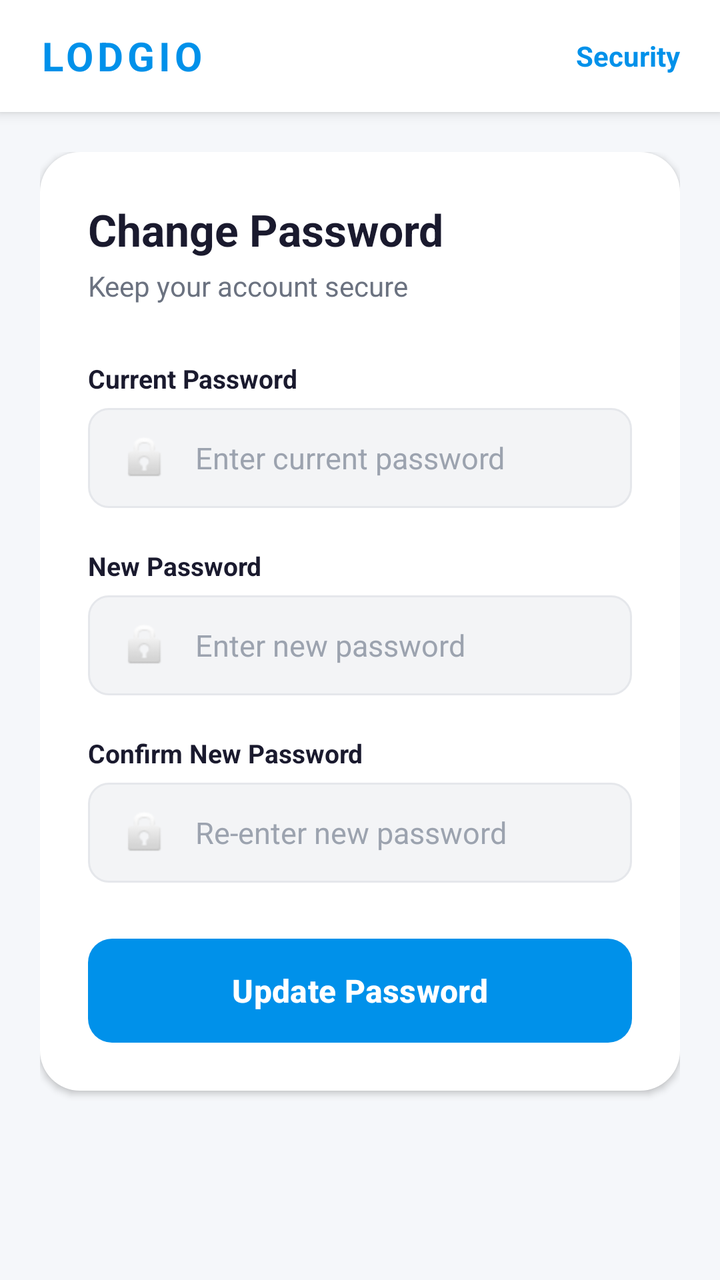
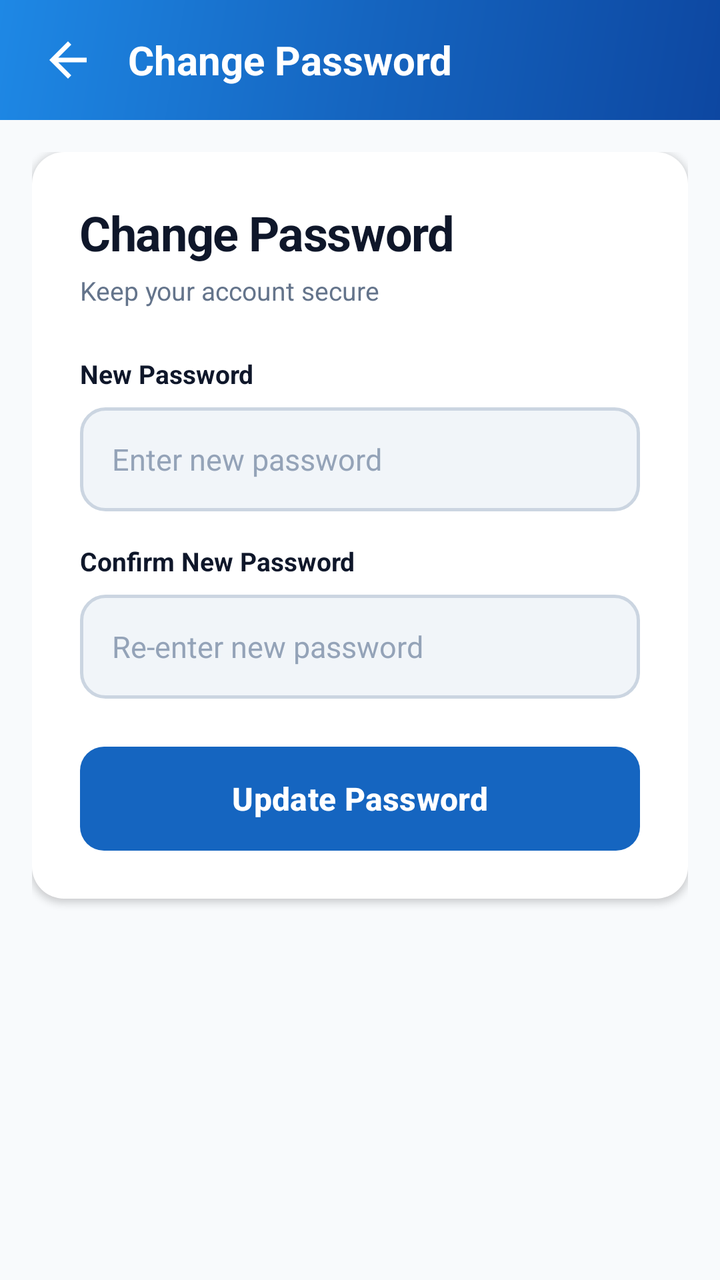

Compare the two renders of this Android layout. The source of the first and the diff that turns it into the second are given below.
<!-- AndroidManifest.xml: application theme Theme.TestApplication -->
<!-- res/layout/activity_change_password.xml -->
<?xml version="1.0" encoding="utf-8"?>
<ScrollView xmlns:android="http://schemas.android.com/apk/res/android"
    android:layout_width="match_parent"
    android:layout_height="match_parent"
    android:fillViewport="true"
    android:background="@color/lodgio_bg">

    <LinearLayout
        android:layout_width="match_parent"
        android:layout_height="wrap_content"
        android:orientation="vertical">

        
        <LinearLayout
            android:layout_width="match_parent"
            android:layout_height="56dp"
            android:orientation="horizontal"
            android:gravity="center_vertical"
            android:paddingStart="20dp"
            android:paddingEnd="20dp"
            android:background="@color/white"
            android:elevation="4dp">

            <TextView
                android:layout_width="0dp"
                android:layout_weight="1"
                android:layout_height="wrap_content"
                android:text="LODGIO"
                android:textColor="@color/lodgio_primary"
                android:textSize="20sp"
                android:textStyle="bold"
                android:letterSpacing="0.1" />

            <TextView
                android:layout_width="wrap_content"
                android:layout_height="wrap_content"
                android:text="Security"
                android:textColor="@color/lodgio_primary"
                android:textSize="14sp"
                android:textStyle="bold" />
        </LinearLayout>

        <LinearLayout
            android:layout_width="match_parent"
            android:layout_height="wrap_content"
            android:orientation="vertical"
            android:padding="20dp">

            
            <LinearLayout
                android:layout_width="match_parent"
                android:layout_height="wrap_content"
                android:background="@drawable/card_background"
                android:orientation="vertical"
                android:padding="24dp"
                android:elevation="2dp"
                android:layout_marginBottom="16dp">

                <TextView
                    android:layout_width="wrap_content"
                    android:layout_height="wrap_content"
                    android:text="Change Password"
                    android:textColor="@color/lodgio_text_primary"
                    android:textSize="22sp"
                    android:textStyle="bold"
                    android:layout_marginBottom="4dp" />

                <TextView
                    android:layout_width="wrap_content"
                    android:layout_height="wrap_content"
                    android:text="Keep your account secure"
                    android:textColor="@color/lodgio_text_secondary"
                    android:textSize="14sp"
                    android:layout_marginBottom="28dp" />

                
                <TextView
                    android:layout_width="wrap_content"
                    android:layout_height="wrap_content"
                    android:text="Current Password"
                    android:textColor="@color/lodgio_text_primary"
                    android:textSize="13sp"
                    android:textStyle="bold"
                    android:layout_marginBottom="6dp" />

                <EditText
                    android:id="@+id/etCurrentPwd"
                    android:layout_width="match_parent"
                    android:layout_height="50dp"
                    android:background="@drawable/input_background"
                    android:hint="Enter current password"
                    android:textColorHint="@color/lodgio_text_hint"
                    android:textColor="@color/lodgio_text_primary"
                    android:textSize="15sp"
                    android:inputType="textPassword"
                    android:drawableStart="@android:drawable/ic_lock_idle_lock"
                    android:drawablePadding="12dp"
                    android:layout_marginBottom="20dp" />

                
                <TextView
                    android:layout_width="wrap_content"
                    android:layout_height="wrap_content"
                    android:text="New Password"
                    android:textColor="@color/lodgio_text_primary"
                    android:textSize="13sp"
                    android:textStyle="bold"
                    android:layout_marginBottom="6dp" />

                <EditText
                    android:id="@+id/etNewPwd"
                    android:layout_width="match_parent"
                    android:layout_height="50dp"
                    android:background="@drawable/input_background"
                    android:hint="Enter new password"
                    android:textColorHint="@color/lodgio_text_hint"
                    android:textColor="@color/lodgio_text_primary"
                    android:textSize="15sp"
                    android:inputType="textPassword"
                    android:drawableStart="@android:drawable/ic_lock_idle_lock"
                    android:drawablePadding="12dp"
                    android:layout_marginBottom="20dp" />

                
                <TextView
                    android:layout_width="wrap_content"
                    android:layout_height="wrap_content"
                    android:text="Confirm New Password"
                    android:textColor="@color/lodgio_text_primary"
                    android:textSize="13sp"
                    android:textStyle="bold"
                    android:layout_marginBottom="6dp" />

                <EditText
                    android:id="@+id/etNewPwdConfirm"
                    android:layout_width="match_parent"
                    android:layout_height="50dp"
                    android:background="@drawable/input_background"
                    android:hint="Re-enter new password"
                    android:textColorHint="@color/lodgio_text_hint"
                    android:textColor="@color/lodgio_text_primary"
                    android:textSize="15sp"
                    android:inputType="textPassword"
                    android:drawableStart="@android:drawable/ic_lock_idle_lock"
                    android:drawablePadding="12dp"
                    android:layout_marginBottom="28dp" />

                <Button
                    android:id="@+id/btnChangePassword"
                    android:layout_width="match_parent"
                    android:layout_height="52dp"
                    android:background="@drawable/btn_primary_bg"
                    android:text="Update Password"
                    android:textColor="@color/white"
                    android:textSize="16sp"
                    android:textAllCaps="false"
                    android:textStyle="bold" />

                <ProgressBar
                    android:id="@+id/progressBar"
                    android:layout_width="wrap_content"
                    android:layout_height="wrap_content"
                    android:layout_gravity="center"
                    android:visibility="gone"
                    android:layout_marginTop="16dp" />

            </LinearLayout>
        </LinearLayout>
    </LinearLayout>
</ScrollView>
<!-- resources referenced by this layout -->
<resources>
  <color name="lodgio_bg">#F5F7FA</color>
  <color name="lodgio_primary">#0091EA</color>
  <color name="lodgio_text_hint">#9CA3AF</color>
  <color name="lodgio_text_primary">#1A1A2E</color>
  <color name="lodgio_text_secondary">#6B7280</color>
  <color name="white">#FFFFFFFF</color>
  <!-- drawable btn_primary_bg (drawable) -->
  <?xml version="1.0" encoding="utf-8"?>
  <shape xmlns:android="http://schemas.android.com/apk/res/android"
      android:shape="rectangle">
      <gradient
          android:startColor="#0091EA"
          android:endColor="#00B0FF"
          android:angle="135" />
      <corners android:radius="12dp" />
  </shape>
  <!-- drawable card_background (drawable) -->
  <?xml version="1.0" encoding="utf-8"?>
  <shape xmlns:android="http://schemas.android.com/apk/res/android"
      android:shape="rectangle">
      <solid android:color="@color/white" />
      <corners android:radius="20dp" />
      <stroke android:width="0dp" android:color="@android:color/transparent" />
  </shape>
  <!-- drawable input_background (drawable) -->
  <?xml version="1.0" encoding="utf-8"?>
  <shape xmlns:android="http://schemas.android.com/apk/res/android"
      android:shape="rectangle">
      <solid android:color="@color/lodgio_input_bg" />
      <corners android:radius="10dp" />
      <stroke android:width="1dp" android:color="@color/lodgio_input_stroke" />
      <padding android:left="16dp" android:top="14dp" android:right="16dp" android:bottom="14dp" />
  </shape>
  <color name="lodgio_input_bg">#F3F4F6</color>
  <color name="lodgio_input_stroke">#E5E7EB</color>
  <style name="Base.Theme.TestApplication" parent="Theme.Material3.DayNight.NoActionBar">
          <item name="colorPrimary">@color/lodgio_primary</item>
          <item name="colorPrimaryDark">@color/lodgio_primary_dark</item>
          <item name="colorAccent">@color/lodgio_accent</item>
          <item name="android:windowBackground">@color/lodgio_bg</item>
          <item name="android:statusBarColor">@color/lodgio_primary_dark</item>
      </style>
  <color name="lodgio_primary_dark">#0077C2</color>
  <color name="lodgio_accent">#00B0FF</color>
  <!-- unchanged entries left out for length: 1 -->
</resources>

<!-- the commit's change to res/layout/activity_change_password.xml (unified diff, before → after) -->
@@ -1,50 +1,48 @@
 <?xml version="1.0" encoding="utf-8"?>
-<ScrollView xmlns:android="http://schemas.android.com/apk/res/android"
+<LinearLayout xmlns:android="http://schemas.android.com/apk/res/android"
     android:layout_width="match_parent"
     android:layout_height="match_parent"
-    android:fillViewport="true"
+    android:orientation="vertical"
     android:background="@color/lodgio_bg">
 
+    
     <LinearLayout
         android:layout_width="match_parent"
-        android:layout_height="wrap_content"
-        android:orientation="vertical">
+        android:layout_height="@dimen/toolbar_height"
+        android:background="@drawable/bg_gradient_primary"
+        android:gravity="center_vertical"
+        android:paddingHorizontal="@dimen/spacing_base"
+        android:orientation="horizontal">
 
-        
-        <LinearLayout
-            android:layout_width="match_parent"
-            android:layout_height="56dp"
-            android:orientation="horizontal"
-            android:gravity="center_vertical"
-            android:paddingStart="20dp"
-            android:paddingEnd="20dp"
-            android:background="@color/white"
-            android:elevation="4dp">
+        <ImageView
+            android:id="@+id/btnBack"
+            android:layout_width="@dimen/icon_lg"
+            android:layout_height="@dimen/icon_lg"
+            android:src="@drawable/ic_arrow_back"
+            android:contentDescription="Back"
+            android:padding="@dimen/spacing_xs" />
 
-            <TextView
-                android:layout_width="0dp"
-                android:layout_weight="1"
-                android:layout_height="wrap_content"
-                android:text="LODGIO"
-                android:textColor="@color/lodgio_primary"
-                android:textSize="20sp"
-                android:textStyle="bold"
-                android:letterSpacing="0.1" />
+        <TextView
+            android:layout_width="0dp"
+            android:layout_height="wrap_content"
+            android:layout_weight="1"
+            android:text="Change Password"
+            android:textColor="@color/white"
+            android:textSize="@dimen/text_title"
+            android:textStyle="bold"
+            android:layout_marginStart="@dimen/spacing_md" />
+    </LinearLayout>
 
-            <TextView
-                android:layout_width="wrap_content"
-                android:layout_height="wrap_content"
-                android:text="Security"
-                android:textColor="@color/lodgio_primary"
-                android:textSize="14sp"
-                android:textStyle="bold" />
-        </LinearLayout>
+    <ScrollView
+        android:layout_width="match_parent"
+        android:layout_height="match_parent"
+        android:fillViewport="true">
 
         <LinearLayout
             android:layout_width="match_parent"
             android:layout_height="wrap_content"
             android:orientation="vertical"
-            android:padding="20dp">
+            android:padding="@dimen/spacing_base">
 
             
             <LinearLayout
@@ -52,107 +50,79 @@
                 android:layout_height="wrap_content"
                 android:background="@drawable/card_background"
                 android:orientation="vertical"
-                android:padding="24dp"
-                android:elevation="2dp"
-                android:layout_marginBottom="16dp">
+                android:padding="@dimen/spacing_xl"
+                android:elevation="@dimen/elevation_sm">
 
                 <TextView
                     android:layout_width="wrap_content"
                     android:layout_height="wrap_content"
                     android:text="Change Password"
+                    android:textSize="@dimen/text_headline"
+                    android:textStyle="bold"
                     android:textColor="@color/lodgio_text_primary"
-                    android:textSize="22sp"
-                    android:textStyle="bold"
-                    android:layout_marginBottom="4dp" />
+                    android:letterSpacing="-0.02"
+                    android:layout_marginBottom="@dimen/spacing_xs" />
 
                 <TextView
                     android:layout_width="wrap_content"
                     android:layout_height="wrap_content"
                     android:text="Keep your account secure"
                     android:textColor="@color/lodgio_text_secondary"
-                    android:textSize="14sp"
-                    android:layout_marginBottom="28dp" />
+                    android:textSize="@dimen/text_body_sm"
+                    android:layout_marginBottom="@dimen/spacing_xl" />
 
-                
-                <TextView
-                    android:layout_width="wrap_content"
-                    android:layout_height="wrap_content"
-                    android:text="Current Password"
-                    android:textColor="@color/lodgio_text_primary"
-                    android:textSize="13sp"
-                    android:textStyle="bold"
-                    android:layout_marginBottom="6dp" />
-
-                <EditText
-                    android:id="@+id/etCurrentPwd"
-                    android:layout_width="match_parent"
-                    android:layout_height="50dp"
-                    android:background="@drawable/input_background"
-                    android:hint="Enter current password"
-                    android:textColorHint="@color/lodgio_text_hint"
-                    android:textColor="@color/lodgio_text_primary"
-                    android:textSize="15sp"
-                    android:inputType="textPassword"
-                    android:drawableStart="@android:drawable/ic_lock_idle_lock"
-                    android:drawablePadding="12dp"
-                    android:layout_marginBottom="20dp" />
-
-                
                 <TextView
                     android:layout_width="wrap_content"
                     android:layout_height="wrap_content"
                     android:text="New Password"
                     android:textColor="@color/lodgio_text_primary"
-                    android:textSize="13sp"
+                    android:textSize="@dimen/text_body_sm"
                     android:textStyle="bold"
-                    android:layout_marginBottom="6dp" />
+                    android:layout_marginBottom="@dimen/spacing_sm" />
 
                 <EditText
                     android:id="@+id/etNewPwd"
                     android:layout_width="match_parent"
-                    android:layout_height="50dp"
+                    android:layout_height="@dimen/input_height"
                     android:background="@drawable/input_background"
                     android:hint="Enter new password"
                     android:textColorHint="@color/lodgio_text_hint"
                     android:textColor="@color/lodgio_text_primary"
-                    android:textSize="15sp"
+                    android:textSize="@dimen/text_body"
                     android:inputType="textPassword"
-                    android:drawableStart="@android:drawable/ic_lock_idle_lock"
-                    android:drawablePadding="12dp"
-                    android:layout_marginBottom="20dp" />
+                    android:singleLine="true"
+                    android:layout_marginBottom="@dimen/spacing_base" />
 
-                
                 <TextView
                     android:layout_width="wrap_content"
                     android:layout_height="wrap_content"
                     android:text="Confirm New Password"
                     android:textColor="@color/lodgio_text_primary"
-                    android:textSize="13sp"
+                    android:textSize="@dimen/text_body_sm"
                     android:textStyle="bold"
-                    android:layout_marginBottom="6dp" />
+                    android:layout_marginBottom="@dimen/spacing_sm" />
 
                 <EditText
                     android:id="@+id/etNewPwdConfirm"
                     android:layout_width="match_parent"
-                    android:layout_height="50dp"
+                    android:layout_height="@dimen/input_height"
                     android:background="@drawable/input_background"
                     android:hint="Re-enter new password"
                     android:textColorHint="@color/lodgio_text_hint"
                     android:textColor="@color/lodgio_text_primary"
-                    android:textSize="15sp"
+                    android:textSize="@dimen/text_body"
                     android:inputType="textPassword"
-                    android:drawableStart="@android:drawable/ic_lock_idle_lock"
-                    android:drawablePadding="12dp"
-                    android:layout_marginBottom="28dp" />
+                    android:singleLine="true"
+                    android:layout_marginBottom="@dimen/spacing_xl" />
 
                 <Button
                     android:id="@+id/btnChangePassword"
                     android:layout_width="match_parent"
-                    android:layout_height="52dp"
+                    android:layout_height="@dimen/btn_height"
                     android:background="@drawable/btn_primary_bg"
                     android:text="Update Password"
                     android:textColor="@color/white"
-                    android:textSize="16sp"
+                    android:textSize="@dimen/text_subtitle"
                     android:textAllCaps="false"
                     android:textStyle="bold" />
 
@@ -162,9 +132,8 @@
                     android:layout_height="wrap_content"
                     android:layout_gravity="center"
                     android:visibility="gone"
-                    android:layout_marginTop="16dp" />
-
+                    android:layout_marginTop="@dimen/spacing_base" />
             </LinearLayout>
         </LinearLayout>
-    </LinearLayout>
-</ScrollView>
+    </ScrollView>
+</LinearLayout>
<!-- resource entries referenced after the edit -->
@@ -1,49 +1,92 @@
 <!-- resources referenced by this layout -->
 <resources>
-  <color name="lodgio_bg">#F5F7FA</color>
-  <color name="lodgio_primary">#0091EA</color>
-  <color name="lodgio_text_hint">#9CA3AF</color>
-  <color name="lodgio_text_primary">#1A1A2E</color>
-  <color name="lodgio_text_secondary">#6B7280</color>
+  <color name="lodgio_bg">#F8FAFC</color>
+  <color name="lodgio_primary">#1565C0</color>
+  <color name="lodgio_text_hint">#94A3B8</color>
+  <color name="lodgio_text_primary">#0F172A</color>
+  <color name="lodgio_text_secondary">#64748B</color>
   <color name="white">#FFFFFFFF</color>
+  <dimen name="btn_height">52dp</dimen>
+  <dimen name="elevation_sm">2dp</dimen>
+  <dimen name="icon_lg">36dp</dimen>
+  <dimen name="input_height">52dp</dimen>
+  <dimen name="spacing_base">16dp</dimen>
+  <dimen name="spacing_md">12dp</dimen>
+  <dimen name="spacing_sm">8dp</dimen>
+  <dimen name="spacing_xl">24dp</dimen>
+  <dimen name="spacing_xs">4dp</dimen>
+  <dimen name="text_body">15sp</dimen>
+  <dimen name="text_body_sm">13sp</dimen>
+  <dimen name="text_headline">24sp</dimen>
+  <dimen name="text_subtitle">16sp</dimen>
+  <dimen name="text_title">20sp</dimen>
+  <dimen name="toolbar_height">60dp</dimen>
+  <!-- drawable bg_gradient_primary (drawable) -->
+  <?xml version="1.0" encoding="utf-8"?>
+  <shape xmlns:android="http://schemas.android.com/apk/res/android"
+      android:shape="rectangle">
+      <gradient
+          android:startColor="@color/lodgio_gradient_start"
+          android:centerColor="@color/lodgio_gradient_mid"
+          android:endColor="@color/lodgio_gradient_end"
+          android:angle="135" />
+  </shape>
   <!-- drawable btn_primary_bg (drawable) -->
   <?xml version="1.0" encoding="utf-8"?>
   <shape xmlns:android="http://schemas.android.com/apk/res/android"
       android:shape="rectangle">
       <gradient
-          android:startColor="#0091EA"
-          android:endColor="#00B0FF"
-          android:angle="135" />
-      <corners android:radius="12dp" />
+          android:startColor="@color/lodgio_primary"
+          android:endColor="@color/lodgio_primary_dark"
+          android:angle="90" />
+      <corners android:radius="@dimen/radius_md" />
   </shape>
   <!-- drawable card_background (drawable) -->
   <?xml version="1.0" encoding="utf-8"?>
   <shape xmlns:android="http://schemas.android.com/apk/res/android"
       android:shape="rectangle">
       <solid android:color="@color/white" />
-      <corners android:radius="20dp" />
-      <stroke android:width="0dp" android:color="@android:color/transparent" />
+      <corners android:radius="@dimen/radius_lg" />
   </shape>
+  <!-- drawable ic_arrow_back (drawable) -->
+  <?xml version="1.0" encoding="utf-8"?>
+  <vector xmlns:android="http://schemas.android.com/apk/res/android"
+      android:width="24dp"
+      android:height="24dp"
+      android:viewportWidth="24"
+      android:viewportHeight="24">
+      <path
+          android:fillColor="#FFFFFF"
+          android:pathData="M20,11H7.83l5.59,-5.59L12,4l-8,8 8,8 1.41,-1.41L7.83,13H20v-2z" />
+  </vector>
   <!-- drawable input_background (drawable) -->
   <?xml version="1.0" encoding="utf-8"?>
   <shape xmlns:android="http://schemas.android.com/apk/res/android"
       android:shape="rectangle">
       <solid android:color="@color/lodgio_input_bg" />
-      <corners android:radius="10dp" />
-      <stroke android:width="1dp" android:color="@color/lodgio_input_stroke" />
-      <padding android:left="16dp" android:top="14dp" android:right="16dp" android:bottom="14dp" />
+      <corners android:radius="@dimen/radius_md" />
+      <stroke android:width="1.5dp" android:color="@color/lodgio_input_stroke" />
+      <padding android:left="16dp" android:right="16dp" android:top="4dp" android:bottom="4dp" />
   </shape>
-  <color name="lodgio_input_bg">#F3F4F6</color>
-  <color name="lodgio_input_stroke">#E5E7EB</color>
-  <style name="Base.Theme.TestApplication" parent="Theme.Material3.DayNight.NoActionBar">
+  <color name="lodgio_gradient_start">#0D47A1</color>
+  <color name="lodgio_gradient_mid">#1565C0</color>
+  <color name="lodgio_gradient_end">#1E88E5</color>
+  <color name="lodgio_input_bg">#F1F5F9</color>
+  <color name="lodgio_input_stroke">#CBD5E1</color>
+  <style name="Base.Theme.TestApplication" parent="Theme.Material3.Light.NoActionBar">
           <item name="colorPrimary">@color/lodgio_primary</item>
           <item name="colorPrimaryDark">@color/lodgio_primary_dark</item>
           <item name="colorAccent">@color/lodgio_accent</item>
           <item name="android:windowBackground">@color/lodgio_bg</item>
           <item name="android:statusBarColor">@color/lodgio_primary_dark</item>
+          <item name="android:navigationBarColor">@color/lodgio_bg</item>
+          <item name="android:windowLightStatusBar">false</item>
+          <item name="android:windowLightNavigationBar">true</item>
       </style>
-  <color name="lodgio_primary_dark">#0077C2</color>
-  <color name="lodgio_accent">#00B0FF</color>
+  <color name="lodgio_primary_dark">#0D47A1</color>
+  <dimen name="radius_md">12dp</dimen>
+  <dimen name="radius_lg">16dp</dimen>
+  <color name="lodgio_accent">#FF8F00</color>
   <!-- unchanged entries left out for length: 1 -->
 </resources>
 
